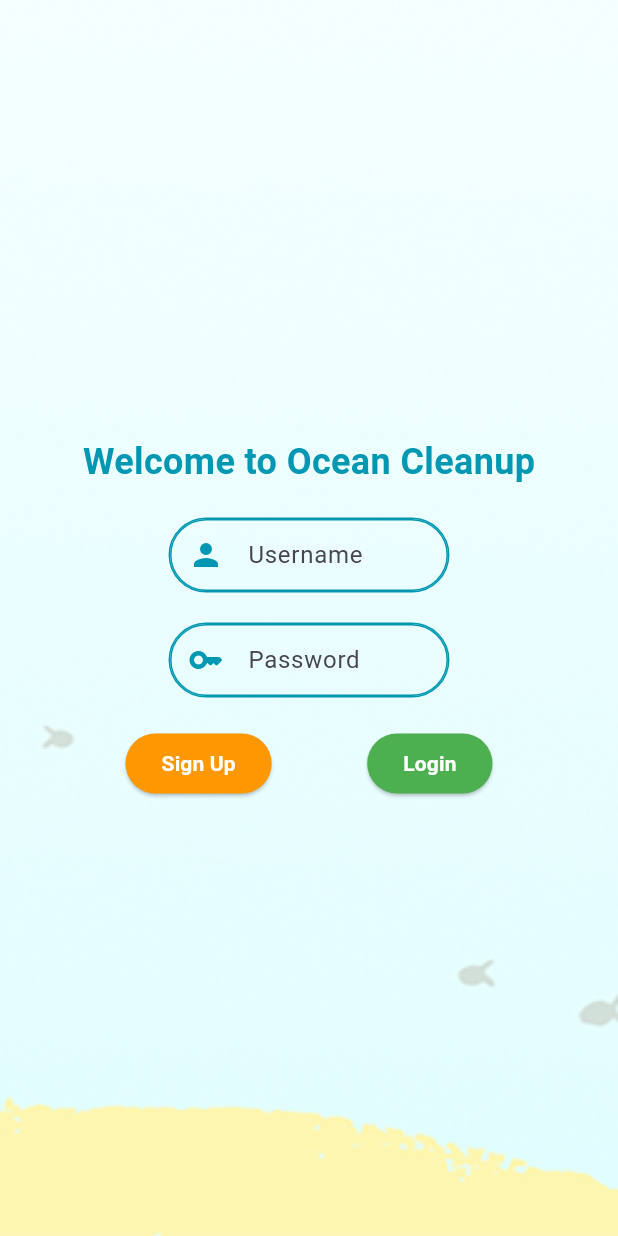
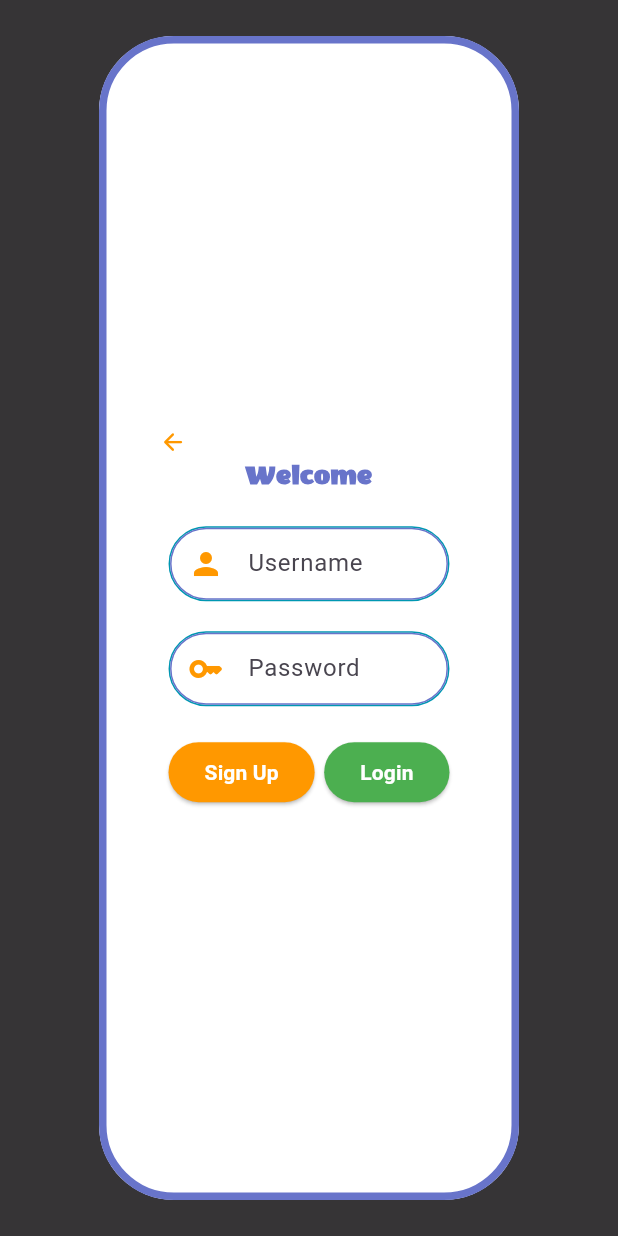
Before and after one commit to garlen-javier/ocean_cleanup, a Flutter app: what showAccount() shows on an empty page, opened directly with empty values, after a tap on "Login / Register", on a phone screen of 412 x 824 dp. Run offline on Flutter 3.47's test engine with Material 3 defaults, Android fonts, the phone set to English and light mode, and no system bars; our stand-ins replace cloud_firestore, equatable, firebase_auth, firebase_core, flutter_bloc, hive and 3 more; missing offline and left inert: expandable_menu, flame, flame_audio, flame_bloc, flame_forge2d, flame_tiled; accounts and stored records are empty.

Commit message:
Update Login

```diff
--- a/lib/components/auth/custom_text_field.dart
+++ b/lib/components/auth/custom_text_field.dart
@@ -32,19 +32,20 @@ class CustomTextField extends StatelessWidget {
       ),
       child: TextFormField(
         controller: controller,
+        style: const TextStyle(fontFamily: 'comicNeue'),
         decoration: InputDecoration(
           labelText: labelText,
           prefixIcon: Icon(
             prefixIcon,
-            color: const Color(0xFF0097B2),
+            color: Colors.orange,
           ),
           enabledBorder: OutlineInputBorder(
             borderRadius: BorderRadius.circular(30.0),
-            borderSide: const BorderSide(color: Color(0xFF0097B2)),
+            borderSide: const BorderSide(color: Color(0xFF6874ca)),
           ),
           focusedBorder: OutlineInputBorder(
             borderRadius: BorderRadius.circular(30.0),
-            borderSide: const BorderSide(color: Color(0xFF0097B2)),
+            borderSide: const BorderSide(color: Color(0xFF6874ca)),
           ),
         ),
         obscureText: obscureText,
--- a/lib/components/popups/account_popup.dart
+++ b/lib/components/popups/account_popup.dart
@@ -2,8 +2,8 @@ import 'package:flutter/material.dart';
 import 'package:flutter_bloc/flutter_bloc.dart';
 import 'package:ocean_cleanup/bloc/auth/auth_bloc.dart';
 import 'package:ocean_cleanup/components/into%20game/custom_button.dart';
+import 'package:ocean_cleanup/components/popups/auth_popup.dart';
 import 'package:ocean_cleanup/models/user_model.dart';
-import 'package:ocean_cleanup/screens/auth/auth_screen.dart';
 import 'package:ocean_cleanup/utils/config_size.dart';
 
 void showAccount(
@@ -128,14 +128,7 @@ void showAccount(
                       ),
                       const Spacer(),
                       CustomButton(
-                        onTap: () {
-                          Navigator.push(
-                            context,
-                            MaterialPageRoute(
-                              builder: (context) => const AuthScreen(),
-                            ),
-                          );
-                        },
+                        onTap: () => showAuth(context),
                         text: 'Login / Register',
                       ),
                     ],
--- /dev/null
+++ b/lib/components/popups/auth_popup.dart
@@ -0,0 +1,181 @@
+import 'package:flutter/material.dart';
+import 'package:flutter_bloc/flutter_bloc.dart';
+import 'package:ocean_cleanup/bloc/auth/auth_bloc.dart';
+import 'package:ocean_cleanup/components/auth/custom_text_field.dart';
+import 'package:ocean_cleanup/components/auth/error_dialog.dart';
+import 'package:ocean_cleanup/utils/config_size.dart';
+
+void showAuth(
+  BuildContext context,
+) {
+  showDialog(
+    context: context,
+    barrierDismissible: false,
+    builder: (BuildContext context) {
+      final TextEditingController usernameController = TextEditingController();
+      final TextEditingController passwordController = TextEditingController();
+      final formKey = GlobalKey<FormState>();
+      final authBloc = BlocProvider.of<AuthBloc>(context);
+      return Dialog(
+        shape: RoundedRectangleBorder(
+          borderRadius: BorderRadius.circular(50),
+          side: const BorderSide(color: Color(0xFF6874ca), width: 5),
+        ),
+        backgroundColor: Colors.white,
+        child: Padding(
+          padding: const EdgeInsets.all(20),
+          child: SizedBox(
+            width: SizeConfig.screenWidth / 2.5,
+            child: BlocListener<AuthBloc, AuthState>(
+              listener: (context, state) {
+                if (state.status == AuthStatus.loading) {
+                  showDialog(
+                    context: context,
+                    barrierDismissible: false,
+                    builder: (context) => const AlertDialog(
+                      title: Text(
+                        'Loading',
+                        style: TextStyle(
+                          color: Color(0xFF6874ca),
+                          fontFamily: "wendyOne",
+                        ),
+                      ),
+                      content: Center(
+                        child: CircularProgressIndicator(
+                          color: Colors.orange,
+                        ),
+                      ),
+                    ),
+                  );
+                } else if (state.status == AuthStatus.success) {
+                  Navigator.popUntil(context, ModalRoute.withName('/'));
+                } else if (state.status == AuthStatus.failure) {
+                  Navigator.of(context).pop();
+                  showErrorDialog(context, state.error ?? 'Unknown error');
+                }
+              },
+              child: Center(
+                child: Form(
+                  key: formKey,
+                  child: SingleChildScrollView(
+                    child: Padding(
+                      padding: const EdgeInsets.all(20),
+                      child: Column(
+                        children: [
+                          Align(
+                            alignment: Alignment.topLeft,
+                            child: GestureDetector(
+                              onTap: () => Navigator.of(context).pop(),
+                              child: Icon(
+                                Icons.arrow_back_rounded,
+                                color: Colors.orange,
+                                size: SizeConfig.mediumText1,
+                              ),
+                            ),
+                          ),
+                          Text(
+                            "Welcome",
+                            style: TextStyle(
+                              color: const Color(0xFF6874ca),
+                              fontSize: SizeConfig.mediumText1,
+                              fontWeight: FontWeight.bold,
+                              fontFamily: "wendyOne",
+                            ),
+                            textAlign: TextAlign.center,
+                          ),
+                          const SizedBox(
+                            height: 20,
+                          ),
+                          CustomTextField(
+                            controller: usernameController,
+                            labelText: 'Username',
+                            prefixIcon: Icons.person,
+                            obscureText: false,
+                            validator: (value) {
+                              if (value == null || value.isEmpty) {
+                                return 'Please enter your username';
+                              }
+                              return null;
+                            },
+                          ),
+                          const SizedBox(
+                            height: 20,
+                          ),
+                          CustomTextField(
+                            controller: passwordController,
+                            labelText: 'Password',
+                            prefixIcon: Icons.key_rounded,
+                            obscureText: true,
+                            validator: (value) {
+                              if (value == null || value.isEmpty) {
+                                return 'Please enter your password';
+                              }
+                              return null;
+                            },
+                          ),
+                          const SizedBox(height: 20),
+                          Row(
+                            mainAxisAlignment: MainAxisAlignment.spaceEvenly,
+                            children: [
+                              ElevatedButton(
+                                style: ButtonStyle(
+                                  backgroundColor:
+                                      MaterialStateProperty.all(Colors.orange),
+                                ),
+                                onPressed: () {
+                                  if (formKey.currentState!.validate()) {
+                                    if (passwordController.text.length < 6) {
+                                      showErrorDialog(context,
+                                          'Password must be at least 6 characters');
+                                      return;
+                                    }
+                                    authBloc.signUp(
+                                      username: usernameController.text,
+                                      password: passwordController.text,
+                                    );
+                                  }
+                                },
+                                child: const Text(
+                                  'Sign Up',
+                                  style: TextStyle(
+                                    color: Colors.white,
+                                    fontWeight: FontWeight.bold,
+                                  ),
+                                ),
+                              ),
+                              ElevatedButton(
+                                style: ButtonStyle(
+                                  backgroundColor:
+                                      MaterialStateProperty.all(Colors.green),
+                                ),
+                                onPressed: () {
+                                  if (formKey.currentState!.validate()) {
+                                    authBloc.login(
+                                      username: usernameController.text,
+                                      password: passwordController.text,
+                                    );
+                                  }
+                                },
+                                child: const Text(
+                                  'Login',
+                                  style: TextStyle(
+                                    color: Colors.white,
+                                    fontWeight: FontWeight.bold,
+                                  ),
+                                ),
+                              ),
+                            ],
+                          ),
+                        ],
+                      ),
+                    ),
+                  ),
+                ),
+              ),
+            ),
+          ),
+        ),
+      );
+    },
+  );
+}
--- a/lib/screens/auth/auth_screen.dart
+++ /dev/null
@@ -1,157 +0,0 @@
-import 'package:flutter/material.dart';
-import 'package:flutter_bloc/flutter_bloc.dart';
-import 'package:lottie/lottie.dart';
-import 'package:ocean_cleanup/bloc/auth/auth_bloc.dart';
-import 'package:ocean_cleanup/components/auth/custom_text_field.dart';
-import 'package:ocean_cleanup/components/auth/error_dialog.dart';
-
-class AuthScreen extends StatelessWidget {
-  const AuthScreen({super.key});
-
-  @override
-  Widget build(BuildContext context) {
-    final TextEditingController usernameController = TextEditingController();
-    final TextEditingController passwordController = TextEditingController();
-    final formKey = GlobalKey<FormState>();
-    final authBloc = BlocProvider.of<AuthBloc>(context);
-
-    return BlocListener<AuthBloc, AuthState>(
-      listener: (context, state) {
-        if (state.status == AuthStatus.loading) {
-          showDialog(
-            context: context,
-            barrierDismissible: false,
-            builder: (context) => AlertDialog(
-              title: const Text('Loading'),
-              content: Lottie.asset(
-                'assets/animations/loading.json',
-                width: 100,
-                height: 100,
-              ),
-            ),
-          );
-        } else if (state.status == AuthStatus.success) {
-          Navigator.popUntil(context, ModalRoute.withName('/'));
-        } else if (state.status == AuthStatus.failure) {
-          Navigator.of(context).pop();
-          showErrorDialog(context, state.error ?? 'Unknown error');
-        }
-      },
-      child: Scaffold(
-        body: DecoratedBox(
-          decoration: const BoxDecoration(
-            image: DecorationImage(
-              image: AssetImage('assets/images/background.png'),
-              fit: BoxFit.cover,
-            ),
-          ),
-          child: Center(
-            child: Form(
-              key: formKey,
-              child: SingleChildScrollView(
-                child: Padding(
-                  padding: const EdgeInsets.all(20),
-                  child: Column(
-                    children: [
-                      const Text(
-                        "Welcome to Ocean Cleanup",
-                        style: TextStyle(
-                          color: Color(0xFF0097B2),
-                          fontSize: 24,
-                          fontWeight: FontWeight.bold,
-                        ),
-                      ),
-                      const SizedBox(
-                        height: 20,
-                      ),
-                      CustomTextField(
-                        controller: usernameController,
-                        labelText: 'Username',
-                        prefixIcon: Icons.person,
-                        obscureText: false,
-                        validator: (value) {
-                          if (value == null || value.isEmpty) {
-                            return 'Please enter your username';
-                          }
-                          return null;
-                        },
-                      ),
-                      const SizedBox(
-                        height: 20,
-                      ),
-                      CustomTextField(
-                        controller: passwordController,
-                        labelText: 'Password',
-                        prefixIcon: Icons.key_rounded,
-                        obscureText: false,
-                        validator: (value) {
-                          if (value == null || value.isEmpty) {
-                            return 'Please enter your password';
-                          }
-                          return null;
-                        },
-                      ),
-                      const SizedBox(height: 20),
-                      Row(
-                        mainAxisAlignment: MainAxisAlignment.spaceEvenly,
-                        children: [
-                          ElevatedButton(
-                            style: ButtonStyle(
-                              backgroundColor:
-                                  MaterialStateProperty.all(Colors.orange),
-                            ),
-                            onPressed: () {
-                              if (formKey.currentState!.validate()) {
-                                if (passwordController.text.length < 6) {
-                                  showErrorDialog(context,
-                                      'Password must be at least 6 characters');
-                                  return;
-                                }
-                                authBloc.signUp(
-                                  username: usernameController.text,
-                                  password: passwordController.text,
-                                );
-                              }
-                            },
-                            child: const Text(
-                              'Sign Up',
-                              style: TextStyle(
-                                color: Colors.white,
-                                fontWeight: FontWeight.bold,
-                              ),
-                            ),
-                          ),
-                          ElevatedButton(
-                            style: ButtonStyle(
-                              backgroundColor:
-                                  MaterialStateProperty.all(Colors.green),
-                            ),
-                            onPressed: () {
-                              if (formKey.currentState!.validate()) {
-                                authBloc.login(
-                                  username: usernameController.text,
-                                  password: passwordController.text,
-                                );
-                              }
-                            },
-                            child: const Text(
-                              'Login',
-                              style: TextStyle(
-                                color: Colors.white,
-                                fontWeight: FontWeight.bold,
-                              ),
-                            ),
-                          ),
-                        ],
-                      ),
-                    ],
-                  ),
-                ),
-              ),
-            ),
-          ),
-        ),
-      ),
-    );
-  }
-}
--- a/lib/screens/intro game/intro_game_screen.dart
+++ b/lib/screens/intro game/intro_game_screen.dart
@@ -4,10 +4,8 @@ import 'package:flutter_bloc/flutter_bloc.dart';
 import 'package:ocean_cleanup/bloc/auth/auth_bloc.dart';
 import 'package:ocean_cleanup/bloc/game_stats/sound_state.dart';
 import 'package:ocean_cleanup/components/popups/account_popup.dart';
-import 'package:ocean_cleanup/screens/auth/auth_screen.dart';
 import 'package:ocean_cleanup/screens/levels/levels_screen.dart';
 import 'package:ocean_cleanup/utils/config_size.dart';
-import 'package:shared_preferences/shared_preferences.dart';
 
 class IntroGameScreen extends StatefulWidget {
   const IntroGameScreen({super.key});
```
